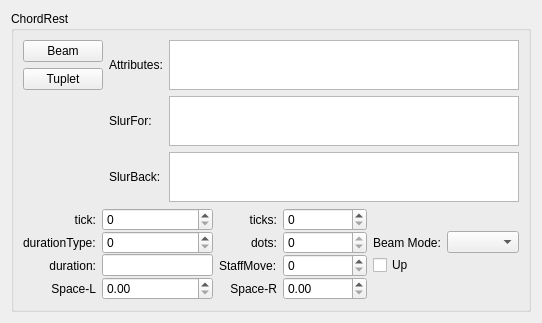
The window that mscore/mscore/chordrest.ui (musescore/musescore-old) describes before a commit, drawn with Qt 5.
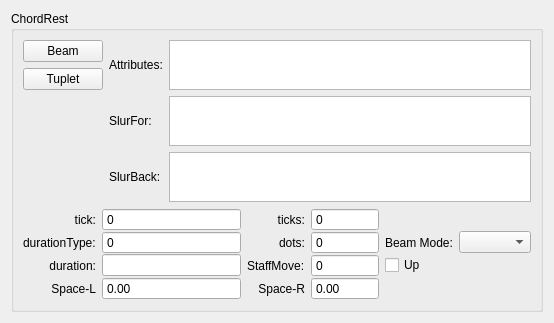
The same window after the commit.

Commit message: - more small layout fixes - fix moveUp/moveDown commands (cross staff beaming)

The edit to the form file:
```diff
--- a/mscore/mscore/chordrest.ui
+++ b/mscore/mscore/chordrest.ui
@@ -6,7 +6,7 @@
    <rect>
     <x>0</x>
     <y>0</y>
-    <width>542</width>
+    <width>554</width>
     <height>297</height>
    </rect>
   </property>
@@ -181,7 +181,11 @@
          </widget>
         </item>
         <item row="1" column="1">
-         <widget class="QSpinBox" name="durationType"/>
+         <widget class="QSpinBox" name="durationType">
+          <property name="buttonSymbols">
+           <enum>QAbstractSpinBox::NoButtons</enum>
+          </property>
+         </widget>
         </item>
         <item row="1" column="2">
          <widget class="QLabel" name="label_3">
@@ -210,6 +214,9 @@
           <property name="readOnly">
            <bool>true</bool>
           </property>
+          <property name="buttonSymbols">
+           <enum>QAbstractSpinBox::NoButtons</enum>
+          </property>
           <property name="maximum">
            <number>3</number>
           </property>
@@ -226,7 +233,14 @@
          </widget>
         </item>
         <item row="2" column="3" colspan="2">
-         <widget class="QSpinBox" name="move"/>
+         <widget class="QSpinBox" name="move">
+          <property name="toolTip">
+           <string notr="true"/>
+          </property>
+          <property name="buttonSymbols">
+           <enum>QAbstractSpinBox::NoButtons</enum>
+          </property>
+         </widget>
         </item>
         <item row="2" column="2">
          <widget class="QLabel" name="label_8">
@@ -260,6 +274,9 @@
         </item>
         <item row="0" column="1">
          <widget class="QSpinBox" name="tick">
+          <property name="buttonSymbols">
+           <enum>QAbstractSpinBox::NoButtons</enum>
+          </property>
           <property name="maximum">
            <number>2000000000</number>
           </property>
@@ -277,6 +294,12 @@
         </item>
         <item row="0" column="3" colspan="2">
          <widget class="QSpinBox" name="ticks">
+          <property name="toolTip">
+           <string notr="true"/>
+          </property>
+          <property name="buttonSymbols">
+           <enum>QAbstractSpinBox::NoButtons</enum>
+          </property>
           <property name="maximum">
            <number>9999999</number>
           </property>
@@ -307,6 +330,9 @@
         </item>
         <item row="3" column="1">
          <widget class="QDoubleSpinBox" name="spaceL">
+          <property name="buttonSymbols">
+           <enum>QAbstractSpinBox::NoButtons</enum>
+          </property>
           <property name="maximum">
            <double>999999.989999999990687</double>
           </property>
@@ -324,6 +350,12 @@
         </item>
         <item row="3" column="3" colspan="2">
          <widget class="QDoubleSpinBox" name="spaceR">
+          <property name="toolTip">
+           <string notr="true"/>
+          </property>
+          <property name="buttonSymbols">
+           <enum>QAbstractSpinBox::NoButtons</enum>
+          </property>
           <property name="maximum">
            <double>999999.989999999990687</double>
           </property>
```
Left out of the diff: 42 changed lines with no effect on the pictures. The commit also changes 4 other files.
